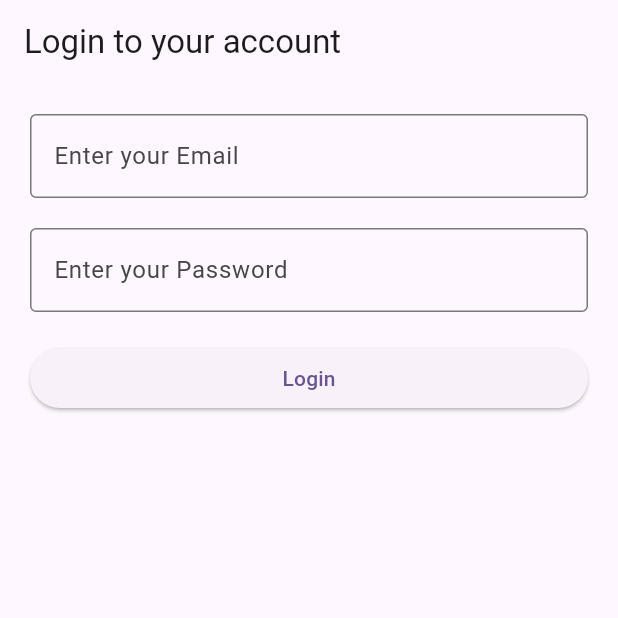
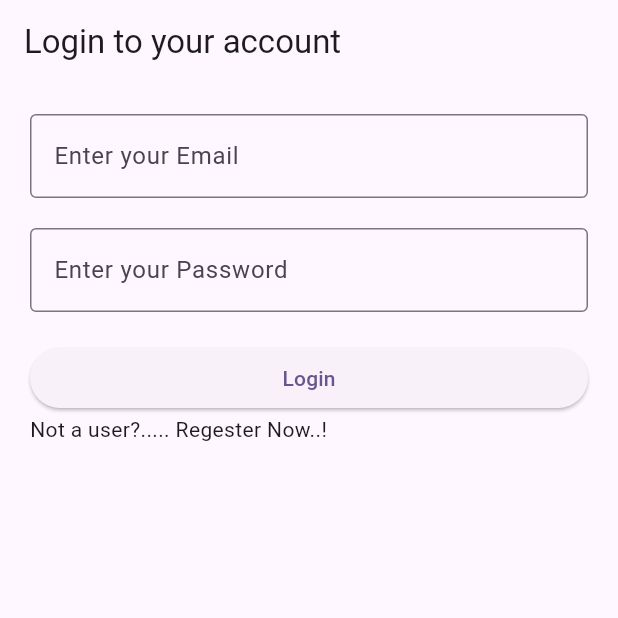
Before and after one commit to HareemRehan13/flutter, a Flutter app: the screen it shows after launch, after a tap on "Login", on a phone screen of 412 x 824 dp, the top half of it. Run offline on Flutter 3.47's test engine with Material 3 defaults, Android fonts, the phone set to English and light mode, and no system bars; our stand-ins replace cloud_firestore, firebase_auth, firebase_core, image_picker, shared_preferences; accounts and stored records are empty; network calls fail.

Commit message:
updated work

```diff
--- a/lib/auth.dart
+++ b/lib/auth.dart
@@ -28,11 +28,13 @@ signup()async{
     "password": passController.text,
      "username": usernameController.text,
   "id":credential.user?.uid,
+  "role":"user",
+
   });
 
   print("user created successfully");
   ScaffoldMessenger.of(context).showSnackBar(SnackBar(content: Text("Registration success"),));
-Navigator.pushNamed(context, '/login');
+Navigator.pushNamed(context, '/');
 } on FirebaseAuthException catch (e) {
 
   if (e.code == 'weak-password') {
@@ -86,9 +88,16 @@ Navigator.pushNamed(context, '/login');
                         SizedBox(height: 20,),
 ElevatedButton(onPressed: (){
   signup();
-}, child: Text("Signup"))
+}, child: Text("Signup")),
+GestureDetector(onTap:
+(){
+  Navigator.pushNamed(context, "/");
+},
+child: Text("Already a user...? Login Now..!"),),
         ],
+
         ),
+
       ),
     );
   }
@@ -118,14 +127,37 @@ class _LoginState extends State<Login> {
   );
 
   //Session
-  prefs.setBool("isLoggedIn", true);
+
+  var user =await FirebaseFirestore.instance.collection("users").where("email",isEqualTo: emailController.text).get();
+  String username = user.docs[0].data()["username"];
+
+if(user.docs[0].data()["role"]=="admin"){
+  prefs.setBool("isAdmin", true);
+   prefs.setBool("isLoggedIn", true);
   prefs.setString("email", emailController.text);
+    prefs.setString("username", username);
+
+ prefs.setString("id", credential.user?.uid ??"");
+
+  print("admin logged in");
+
+    ScaffoldMessenger.of(context).showSnackBar(SnackBar(content: Text("Signed in as ${emailController.text}"),));
+Navigator.pushNamed(context, '/add');
+
+}else{
+    prefs.setBool("isLoggedIn", true);
+     prefs.setBool("isLoggedIn", true);
+  prefs.setString("email", emailController.text);
+    prefs.setString("username", username);
+
  prefs.setString("id", credential.user?.uid ??"");
 
   print("user session is created");
 
     ScaffoldMessenger.of(context).showSnackBar(SnackBar(content: Text("Signed in as ${emailController.text}"),));
-Navigator.pushNamed(context, '/');
+Navigator.pushNamed(context, '/products');
+
+}
 
 } on FirebaseAuthException catch (e) {
     prefs.setBool("isLoggedIn", false);
@@ -176,7 +208,13 @@ Navigator.pushNamed(context, '/');
                         SizedBox(height: 20,),
 ElevatedButton(onPressed: (){
   login();
-}, child: Text("Login"))
+}, child: Text("Login")),
+GestureDetector(onTap:
+(){
+  Navigator.pushNamed(context, "/signup");
+},
+child: Text("Not a user?..... Regester Now..!"),),
+
         ],
         ),
       ),
--- a/lib/main.dart
+++ b/lib/main.dart
@@ -13,16 +13,18 @@ void main() async {
   );
   final SharedPreferences prefs = await SharedPreferences.getInstance();
   bool isLoggedIn = prefs.getBool("isLoggedIn") ?? false;
+  bool isAdmin = prefs.getBool("isAdmin") ?? false;
 
-  runApp(MyApp(
-    isLoggedIn: isLoggedIn,
-  ));
+
+  runApp(MyApp( isLoggedIn: isLoggedIn, isAdmin: isAdmin));
+
 }
 
 class MyApp extends StatelessWidget {
   final bool isLoggedIn;
+  final bool isAdmin;
 
-  const MyApp({super.key, required this.isLoggedIn});
+  const MyApp({super.key, required this.isLoggedIn,required this.isAdmin});
 
   // This widget is the root of your application.
   @override
@@ -49,12 +51,12 @@ class MyApp extends StatelessWidget {
           colorScheme: ColorScheme.fromSeed(seedColor: Colors.deepPurple),
           useMaterial3: true,
         ),
-        home: isLoggedIn ? MyProducts() : Login(),
+        home:  Login(),
         routes: {
           "/signup": (context) => Signup(),
-          "/login": (context) => Login(),
+
           "/products": (context) => isLoggedIn ? MyProducts()  : Login(),
-          "/add": (context) =>isLoggedIn ? AddProducts() : Login(),
+          "/add": (context) => (isLoggedIn && isAdmin)? AddProducts() : Login(),
         });
   }
 }
--- a/pubspec.yaml
+++ b/pubspec.yaml
@@ -38,6 +38,7 @@ dependencies:
   cloud_firestore: ^5.6.3
   firebase_auth: ^5.5.0
   shared_preferences: ^2.5.2
+  image_picker: ^1.1.2
 
 dev_dependencies:
   flutter_test:
```
Also changed, not shown: lib/addproducts.dart (+47 -14 lines), lib/products.dart (+10 -5 lines), pubspec.lock, 6 other files.
